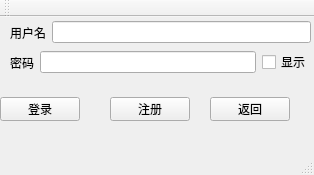
Before: the Qt Designer form pianoright/mainwindow.ui in AnnieFandingying/myhomework, drawn with Qt 5.
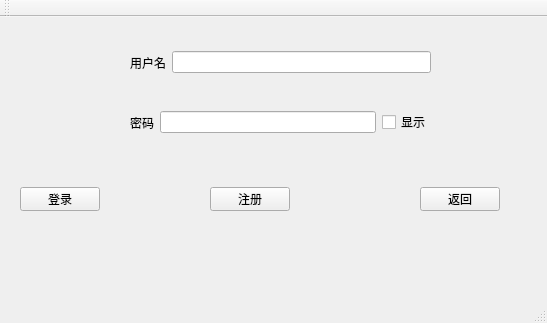
After: the same form once the commit is applied. Icons and pictures are not drawn.

```diff
--- a/pianoright/mainwindow.ui
+++ b/pianoright/mainwindow.ui
@@ -6,8 +6,8 @@
    <rect>
     <x>0</x>
     <y>0</y>
-    <width>314</width>
-    <height>175</height>
+    <width>547</width>
+    <height>323</height>
    </rect>
   </property>
   <property name="windowTitle">
@@ -29,8 +29,8 @@
    <widget class="QPushButton" name="btn_login">
     <property name="geometry">
      <rect>
-      <x>0</x>
-      <y>80</y>
+      <x>20</x>
+      <y>170</y>
       <width>80</width>
       <height>24</height>
      </rect>
@@ -42,8 +42,8 @@
    <widget class="QPushButton" name="btn_regis">
     <property name="geometry">
      <rect>
-      <x>110</x>
-      <y>80</y>
+      <x>210</x>
+      <y>170</y>
       <width>80</width>
       <height>24</height>
      </rect>
@@ -55,8 +55,8 @@
    <widget class="QPushButton" name="but_quit">
     <property name="geometry">
      <rect>
-      <x>210</x>
-      <y>80</y>
+      <x>420</x>
+      <y>170</y>
       <width>80</width>
       <height>24</height>
      </rect>
@@ -68,8 +68,8 @@
    <widget class="QWidget" name="horizontalLayoutWidget">
     <property name="geometry">
      <rect>
-      <x>10</x>
-      <y>0</y>
+      <x>130</x>
+      <y>30</y>
       <width>301</width>
       <height>31</height>
      </rect>
@@ -90,8 +90,8 @@
    <widget class="QWidget" name="horizontalLayoutWidget_2">
     <property name="geometry">
      <rect>
-      <x>10</x>
-      <y>30</y>
+      <x>130</x>
+      <y>90</y>
       <width>301</width>
       <height>31</height>
      </rect>
```
Left out of the diff: 6 changed lines with no effect on the pictures.
